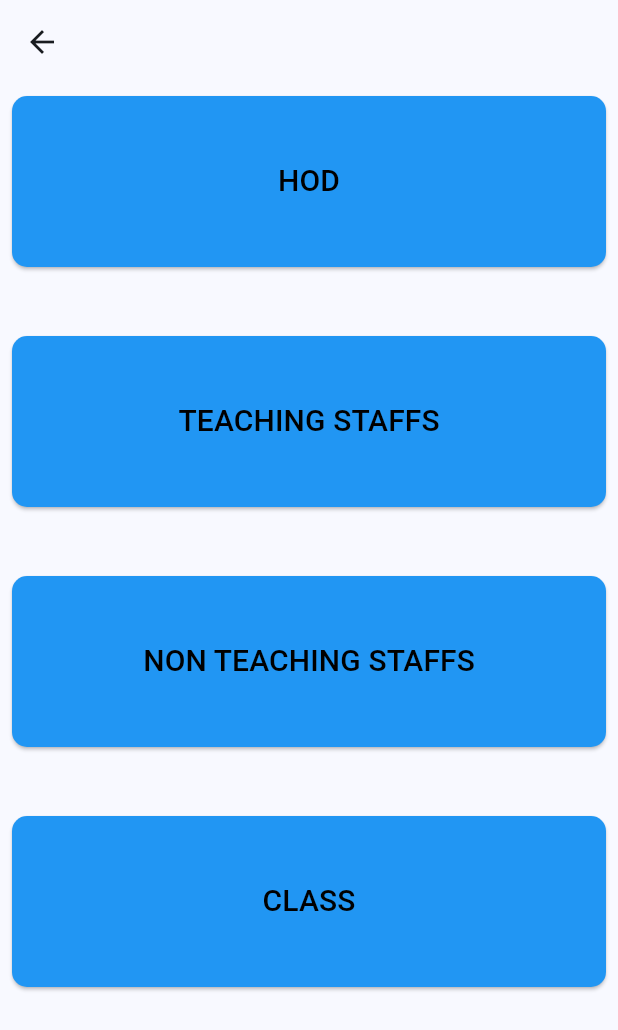
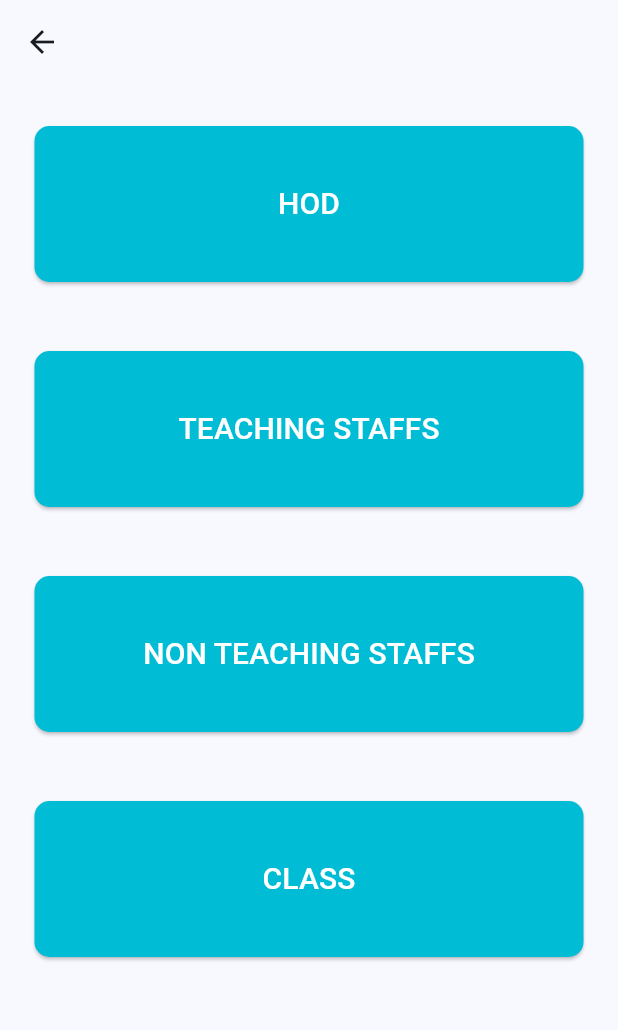
Before and after one commit to codermusk/kce_campus_connect, a Flutter app: the DepartmentData screen opened directly with empty values, on a phone screen of 412 x 824 dp. Shown: the top 1030 px of the screen. Run offline on Flutter 3.47's test engine with Material 2 defaults, Android fonts, the phone set to English and light mode, and no system bars; our stand-ins replace cloud_firestore, firebase_core; missing offline and left inert: dart:js_util; accounts and stored records are empty.

Commit message:
Updated Department data page

```diff
--- a/lib/pages/department.dart
+++ b/lib/pages/department.dart
@@ -38,9 +38,9 @@ class department extends StatelessWidget {
           itemBuilder: (context, index) {
             String data = snapshot.data![index];
             return Padding(
-              padding: const EdgeInsets.all(14.0),
+              padding: const EdgeInsets.all(20.0),
               child: SizedBox(
-                height: 80,
+                height: 100,
                 child: ElevatedButton(
                   onPressed: () => Navigator.of(context).pushNamed(DepartmentData.route, arguments: data),
                   style: ElevatedButton.styleFrom(
--- a/lib/pages/department_data.dart
+++ b/lib/pages/department_data.dart
@@ -7,22 +7,25 @@ class DepartmentData extends StatelessWidget {
   const DepartmentData({super.key});
 
   Widget _button(String data, VoidCallback onPressed) {
-    return SizedBox(
-        height: 130,
+    return Padding(
+      padding: const EdgeInsets.only(left: 15, right: 15),
+      child: SizedBox(
+          height: 120,
           child: Padding(
             padding: const EdgeInsets.all(8.0),
             child: ElevatedButton(
               onPressed: onPressed,
               style: ElevatedButton.styleFrom(
-                primary: Colors.blue,
+                  primary: Colors.cyan,
                   shape: const RoundedRectangleBorder(
                       borderRadius: BorderRadius.all(Radius.circular(10)))),
               child: Text(
                 data,
-              style: const TextStyle(color: Colors.black, fontSize: 20),
+                style: const TextStyle(color: Colors.white, fontSize: 20),
               ),
             ),
-        ));
+          )),
+    );
   }
 
   @override
@@ -31,10 +34,12 @@ class DepartmentData extends StatelessWidget {
     return Scaffold(
       appBar: AppBar(
         centerTitle: true,
-        title: Text(departmentName),
+        title: Text(departmentName,
+        ),
       ),
       body: ListView(
         children: [
+          const SizedBox(height: 20.0,),
           _button('HOD', () => Navigator.of(context).pushNamed('')),
           const SizedBox(height: 30.0),
           _button('TEACHING STAFFS', () => Navigator.of(context).pushNamed('')),
```
Also changed, not shown: lib/pages/class_page.dart (added), lib/pages/hod_page.dart (added), lib/pages/non_teaching_staffs_page.dart (added), lib/pages/teaching_staffs_page.dart (added). Lines whose indentation alone changed are shown as unchanged.
